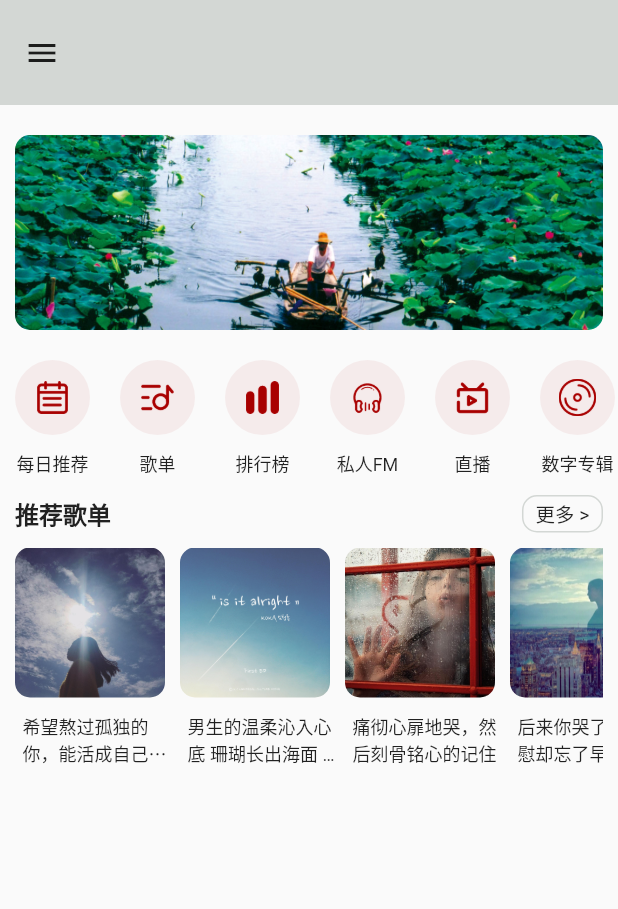
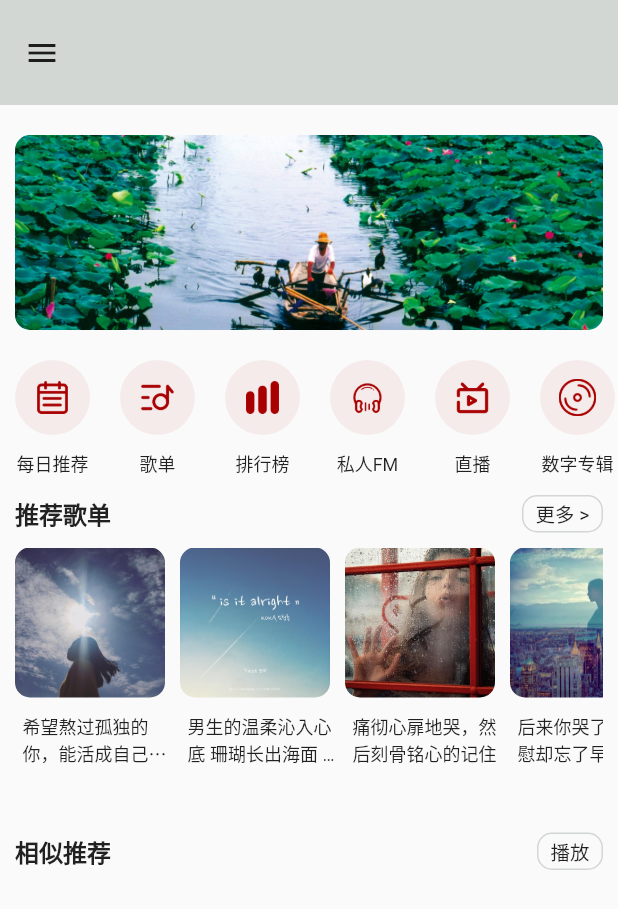
Before and after one commit to micki-zhou/black_bear, a Flutter app: the ExplorePage screen opened directly, on a phone screen of 412 x 824 dp. Shown: the top 909 px of the screen. Run offline on Flutter 3.47's test engine with Material 2 defaults, Android fonts, the phone set to English and light mode, and no system bars; our stand-ins replace event_bus, shared_preferences, simple_animations; accounts and stored records are empty.

Commit message:
update explore view

```diff
--- a/lib/ui/home/explore.dart
+++ b/lib/ui/home/explore.dart
@@ -14,59 +14,23 @@ class _ExplorePageState extends State<ExplorePage> {
   PageController pageController;
   int index = 0; // banner index
 
-  // TODO banner 临时图片数据
-  List<String> imageUrls = [
-    'images/img_banner01.png',
-    'images/img_banner02.png',
-    'images/img_banner03.png'
-  ];
-
-  List<String> recommendUrls = [
-    'images/icon_home_daily.png',
-    'images/icon_home_music_list.png',
-    'images/icon_home_rank.png',
-    'images/icon_home_radio.png',
-    'images/icon_home_live.png',
-    'images/icon_home_album.png',
-    'images/icon_home_chat.png'
-  ];
-
-  List<String> recommendStrs = [
-    '每日推荐',
-    '歌单',
-    '排行榜',
-    '私人FM',
-    '直播',
-    '数字专辑',
-    '唱聊'
-  ];
-
-  // TODO recommend 临时图片数据
-  List<String> recommendSongSheetUrls = [
-    'images/img_recommend01.jpeg',
-    'images/img_recommend02.jpeg',
-    'images/img_recommend03.jpeg',
-    'images/img_recommend04.jpg',
-    'images/img_recommend05.jpg',
-    'images/img_recommend06.jpeg',
-  ];
-
-  List<String> recommendSongSheetStrs = [
-    '希望熬过孤独的你，能活成自己喜欢的模样',
-    '男生的温柔沁入心底 珊瑚长出海面 而你呢',
-    '痛彻心扉地哭，然后刻骨铭心的记住',
-    '后来你哭了，想安慰却忘了早已经没有了那个人',
-    '看小说听的歌曲（古风）',
-    '夜夜助你入眠',
-  ];
+  // TODO 临时数据
+  BannerData bannerData;
+  DailyRecommendData dailyRecommendData;
+  RecommendSongSheetData recommendSongSheetData;
 
   @override
   void initState() {
     super.initState();
+
+    bannerData = getBannerData();
+    dailyRecommendData = getDailyRecommendData();
+    recommendSongSheetData = getRecommendSongSheetdata();
+
     pageController = PageController(initialPage: 0);
     timer = Timer.periodic(const Duration(seconds: 3), (timer) {
       index++;
-      if (index > imageUrls.length - 1) {
+      if (index > bannerData.url.length - 1) {
         index = 0;
       }
       pageController.animateToPage(index,
@@ -91,7 +55,8 @@ class _ExplorePageState extends State<ExplorePage> {
           _topView(context),
           _homeBanner(),
           _dailyRecommend(),
-          _recommendSongSheet()
+          _recommendSongSheet(),
+          _similarRecommend(),
         ],
       ),
     );
@@ -150,7 +115,7 @@ class _ExplorePageState extends State<ExplorePage> {
   // 处理图片列表
   List<Widget> _getBannerImageWidget() {
     List<Widget> banners = new List();
-    for (String url in imageUrls) {
+    for (String url in bannerData.url) {
       banners.add(Container(
         decoration: BoxDecoration(
           borderRadius: BorderRadius.circular(10),
@@ -168,7 +133,7 @@ class _ExplorePageState extends State<ExplorePage> {
         height: 100,
         child: ListView.builder(
             scrollDirection: Axis.horizontal,
-            itemCount: recommendUrls.length,
+            itemCount: dailyRecommendData.data.length,
             itemBuilder: (BuildContext context, int index) {
               return _dailyRecommendItem(index);
             }));
@@ -195,7 +160,7 @@ class _ExplorePageState extends State<ExplorePage> {
                 ),
               ),
               Image(
-                image: AssetImage(recommendUrls[index]),
+                image: AssetImage(dailyRecommendData.data[index].url),
                 height: 25,
                 width: 25,
                 color: MyColors.theme,
@@ -203,7 +168,7 @@ class _ExplorePageState extends State<ExplorePage> {
             ],
           ),
           Text(
-            recommendStrs[index],
+            dailyRecommendData.data[index].name,
             style: TextStyle(fontSize: 12),
           ),
         ],
@@ -214,7 +179,7 @@ class _ExplorePageState extends State<ExplorePage> {
   // 推荐歌单
   Widget _recommendSongSheet() {
     return Padding(
-      padding: const EdgeInsets.only(left: 10, right: 10),
+      padding: EdgeInsets.only(left: 10, right: 10),
       child: Column(
         children: [
           Row(
@@ -244,7 +209,7 @@ class _ExplorePageState extends State<ExplorePage> {
             height: 200,
             child: ListView.builder(
               scrollDirection: Axis.horizontal,
-              itemCount: recommendSongSheetUrls.length,
+              itemCount: recommendSongSheetData.data.length,
               itemBuilder: (BuildContext context, int index) {
                 return _recommendSongSheetItem(index);
               },
@@ -257,7 +222,6 @@ class _ExplorePageState extends State<ExplorePage> {
 
   // 推荐歌单列表item
   Widget _recommendSongSheetItem(int index) {
-
     return GestureDetector(
       child: Column(children: [
         Stack(
@@ -269,7 +233,7 @@ class _ExplorePageState extends State<ExplorePage> {
               decoration: BoxDecoration(
                 borderRadius: BorderRadius.circular(10),
                 image: DecorationImage(
-                      image: AssetImage(recommendSongSheetUrls[index]),
+                    image: AssetImage(recommendSongSheetData.data[index].url),
                     fit: BoxFit.cover),
               ),
             ),
@@ -278,7 +242,7 @@ class _ExplorePageState extends State<ExplorePage> {
         Container(
           width: 100,
           child: Text(
-              recommendSongSheetStrs[index],
+            recommendSongSheetData.data[index].name,
             style: TextStyle(fontSize: 12),
             maxLines: 2,
             overflow: TextOverflow.ellipsis,
@@ -290,4 +254,111 @@ class _ExplorePageState extends State<ExplorePage> {
       },
     );
   }
+
+  // 相似推荐
+  Widget _similarRecommend() {
+    return Padding(
+      padding: EdgeInsets.only(left: 10, right: 10),
+      child: Column(
+        children: [
+          Row(
+            mainAxisAlignment: MainAxisAlignment.spaceBetween,
+            children: [
+              Text(
+                "相似推荐",
+                style: TextStyle(fontSize: 16, fontWeight: FontWeight.bold),
+                textAlign: TextAlign.left,
+              ),
+              Container(
+                padding: EdgeInsets.fromLTRB(8, 2, 8, 2),
+                decoration: BoxDecoration(
+                    border: Border.all(width: 1, color: MyColors.homeTheme),
+                    borderRadius: BorderRadius.circular(10)),
+                child: Text(
+                  "播放",
+                  style: TextStyle(
+                    fontSize: 13,
+                  ),
+                  textAlign: TextAlign.right,
+                ),
+              ),
+            ],
+          ),
+          // Container(
+          //   height: 400,
+          //   child: GridView.builder(gridDelegate: null, itemBuilder: null),
+          // ),
+        ],
+      ),
+    );
   }
+
+  // 临时数据组装 ----
+
+  // banner 数据
+  BannerData getBannerData() {
+    List<String> result = List();
+    result.add('images/img_banner01.png');
+    result.add('images/img_banner02.png');
+    result.add('images/img_banner03.png');
+
+    return BannerData(result);
+  }
+
+  // 每日推荐数据
+  DailyRecommendData getDailyRecommendData() {
+    List<ImageTextData> result = List();
+    result.add(ImageTextData('每日推荐', 'images/icon_home_daily.png'));
+    result.add(ImageTextData('歌单', 'images/icon_home_music_list.png'));
+    result.add(ImageTextData('排行榜', 'images/icon_home_rank.png'));
+    result.add(ImageTextData('私人FM', 'images/icon_home_radio.png'));
+    result.add(ImageTextData('直播', 'images/icon_home_live.png'));
+    result.add(ImageTextData('数字专辑', 'images/icon_home_album.png'));
+    result.add(ImageTextData('唱聊', 'images/icon_home_chat.png'));
+    return DailyRecommendData(result);
+  }
+
+  // 推荐歌单数据
+  RecommendSongSheetData getRecommendSongSheetdata() {
+    List<ImageTextData> result = List();
+    result.add(
+        ImageTextData('希望熬过孤独的你，能活成自己喜欢的模样', 'images/img_recommend01.jpeg'));
+    result.add(
+        ImageTextData('男生的温柔沁入心底 珊瑚长出海面 而你呢', 'images/img_recommend02.jpeg'));
+    result.add(ImageTextData('痛彻心扉地哭，然后刻骨铭心的记住', 'images/img_recommend03.jpeg'));
+    result.add(
+        ImageTextData('后来你哭了，想安慰却忘了早已经没有了那个人', 'images/img_recommend04.jpg'));
+    result.add(ImageTextData('看小说听的歌曲（古风）', 'images/img_recommend05.jpg'));
+    result.add(ImageTextData('夜夜助你入眠', 'images/img_recommend06.jpeg'));
+    return RecommendSongSheetData(result);
+  }
+}
+
+// banner
+class BannerData {
+  List<String> url;
+  BannerData(this.url);
+}
+
+// daily recommend
+class DailyRecommendData {
+  List<ImageTextData> data;
+
+  DailyRecommendData(this.data);
+}
+
+// recommend song sheet
+class RecommendSongSheetData {
+  List<ImageTextData> data;
+
+  RecommendSongSheetData(this.data);
+}
+
+// image text
+class ImageTextData {
+  String name;
+  String url;
+  ImageTextData(this.name, this.url);
+}
+
+// 临时数据组装 ----
--- a/lib/ui/home/home.dart
+++ b/lib/ui/home/home.dart
@@ -294,7 +294,7 @@ class _HomePageState extends State<HomePage> {
               }), (route) => false);
             },
             minWidth: double.infinity,
-            child: Text('log out'),
+            child: Text('退出登录'),
             textColor: MyColors.theme,
             color: MyColors.white,
             shape:
```
Lines whose indentation alone changed are shown as unchanged.
